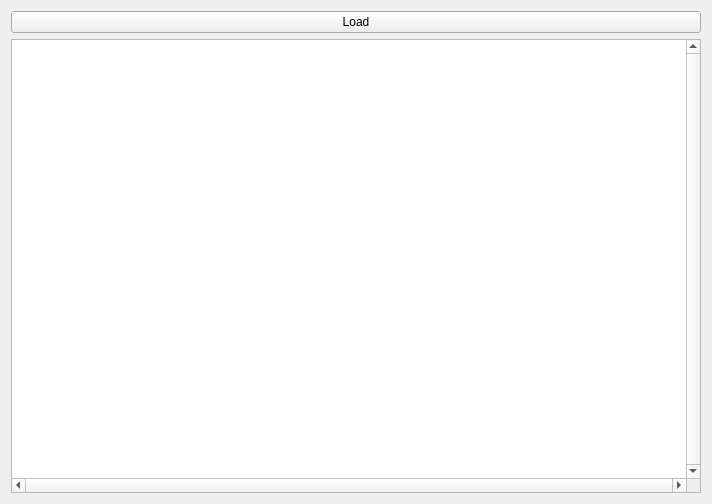
First picture: the form in QGraphicView_Demo/QGraphicView_Demo.ui, repository SHM-white/Red_Alert_2_INI_Node_Editor, before the edit.
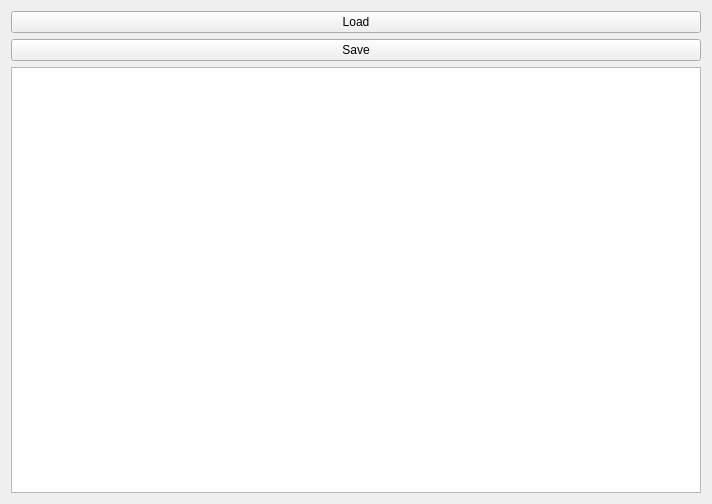
Second picture: the form after the edit.

The edit to the form file:
```diff
--- a/QGraphicView_Demo/QGraphicView_Demo.ui
+++ b/QGraphicView_Demo/QGraphicView_Demo.ui
@@ -21,13 +21,20 @@
      </property>
     </widget>
    </item>
+   <item>
+    <widget class="QPushButton" name="pushButton_2">
+     <property name="text">
+      <string>Save</string>
+     </property>
+    </widget>
+   </item>
    <item>
     <widget class="QGraphicsView" name="graphicsView">
      <property name="verticalScrollBarPolicy">
-      <enum>Qt::ScrollBarPolicy::ScrollBarAlwaysOn</enum>
+      <enum>Qt::ScrollBarAsNeeded</enum>
      </property>
      <property name="horizontalScrollBarPolicy">
-      <enum>Qt::ScrollBarPolicy::ScrollBarAlwaysOn</enum>
+      <enum>Qt::ScrollBarAsNeeded</enum>
      </property>
     </widget>
    </item>
```
